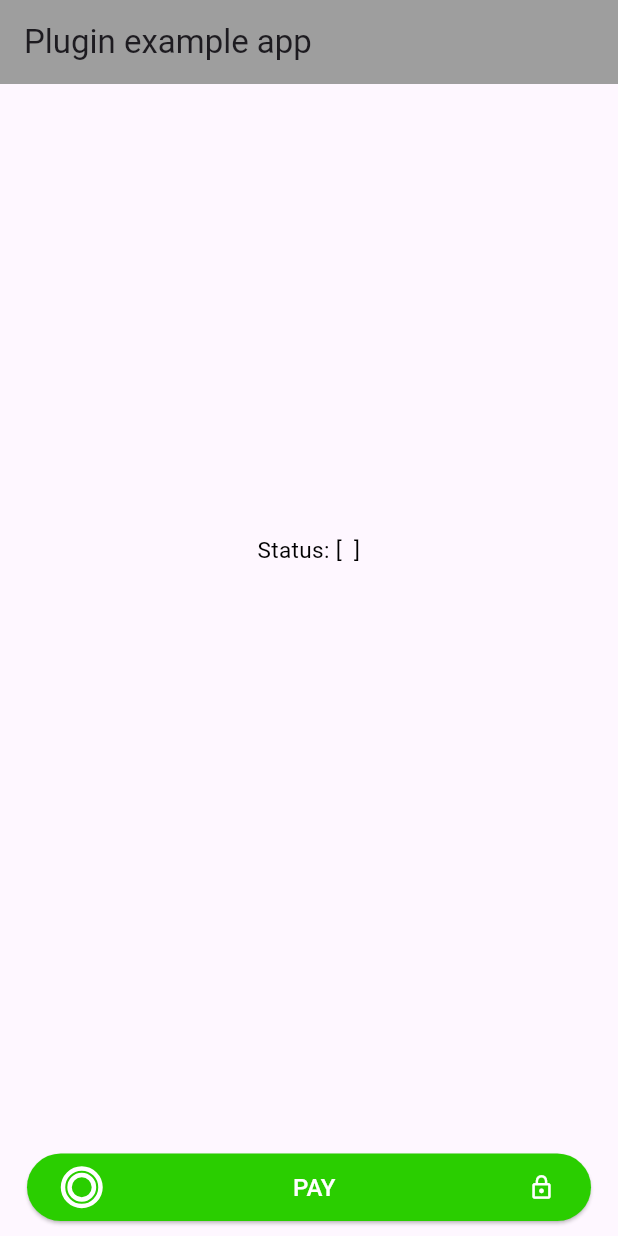
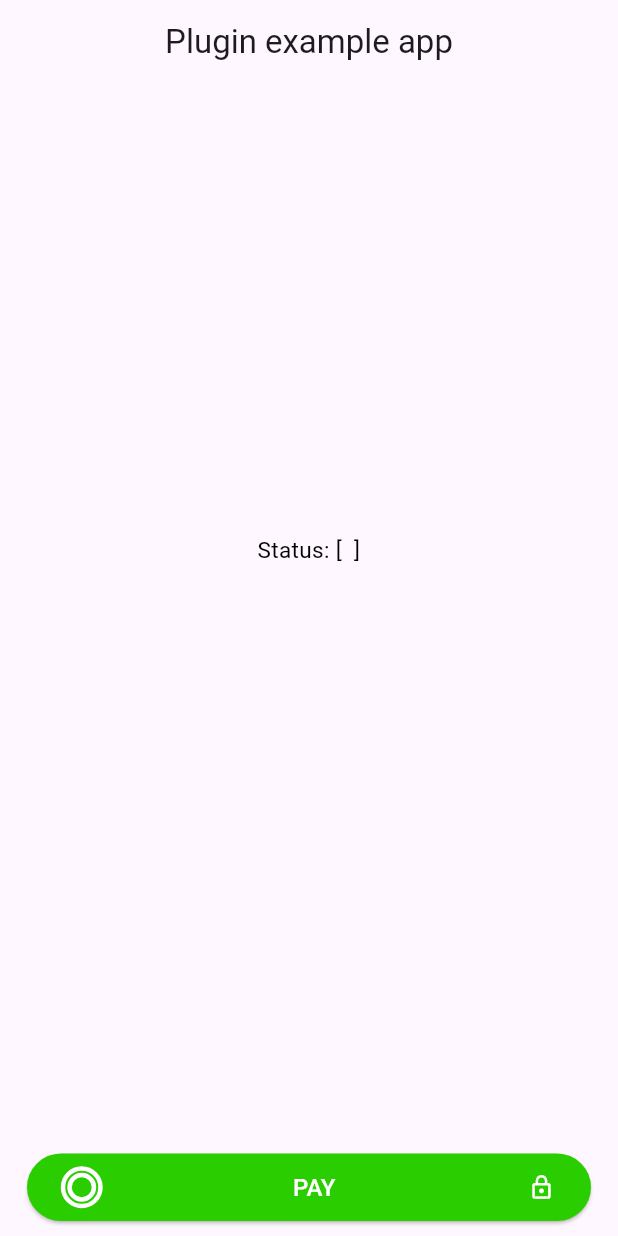
Before and after one commit to Tap-Payments/gosellSDK-Flutter, a Flutter app: the screen it shows after launch, on a phone screen of 412 x 824 dp. Run offline on Flutter 3.47's test engine with Material 3 defaults, Android fonts, the phone set to English and light mode, and no system bars.

```diff
--- a/example/lib/main.dart
+++ b/example/lib/main.dart
@@ -30,6 +30,7 @@ class _MyAppState extends State<MyApp> {
     _buttonColor = Color(0xff2ace00);
     configureSDK();
   }
+
 
   // configure SDK
   Future<void> configureSDK() async {
@@ -164,7 +165,7 @@ class _MyAppState extends State<MyApp> {
         // merchant id
         merchantID: "",
         // Allowed cards
-        allowedCadTypes: CardType.ALL,
+        allowedCadTypes: CardType.CREDIT,
         applePayMerchantID: "merchant.applePayMerchantID",
         allowsToSaveSameCardMoreThanOnce: true,
         // pass the card holder name to the SDK
@@ -297,10 +298,18 @@ class _MyAppState extends State<MyApp> {
   @override
   Widget build(BuildContext context) {
     return MaterialApp(
+      theme: ThemeData(
+        useMaterial3: true,
+        bottomSheetTheme: const BottomSheetThemeData(
+          backgroundColor: Colors.white,
+          elevation: 0,
+        ),
+      ),
+
       home: Scaffold(
         appBar: AppBar(
           title: const Text('Plugin example app'),
-          backgroundColor: Colors.grey,
+          centerTitle: true,
         ),
         body: SafeArea(
           child: Stack(
--- a/pubspec.yaml
+++ b/pubspec.yaml
@@ -1,6 +1,6 @@
 name: go_sell_sdk_flutter
 description: Flutter plugin compatible version of goSellSDK library for both Android and iOS.
-version: 2.3.1
+version: 2.3.2
 homepage: https://github.com/Tap-Payments/gosellSDK-Flutter.git
 
 environment:
```
Also changed, not shown: example/pubspec.lock, pubspec.lock, 4 other files.
